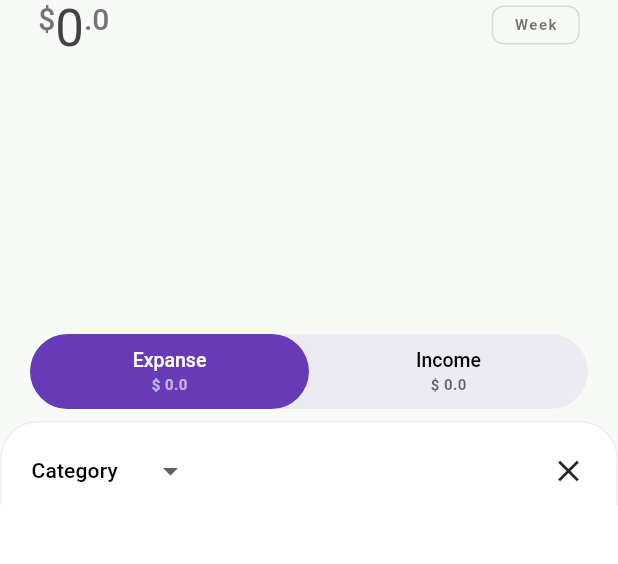
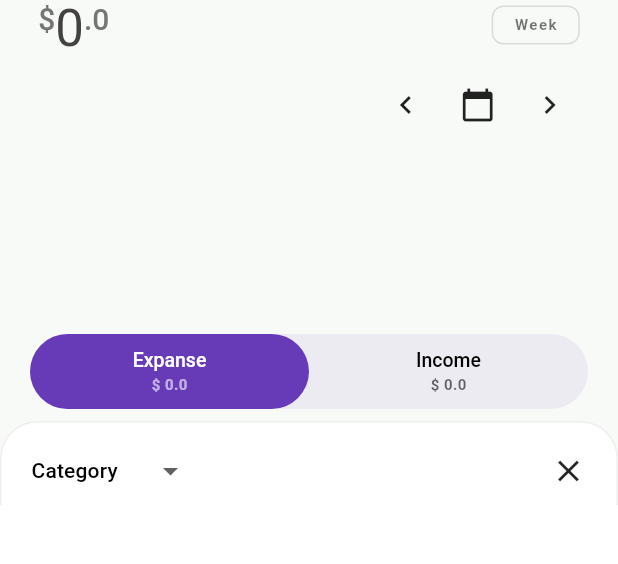
Before and after one commit to hasansujon786/waleti, a Flutter app: the screen it shows after launch, on a phone screen of 412 x 824 dp, the part 59-623 px from its top. Run offline on Flutter 3.47's test engine with Material 2 defaults, Android fonts, the phone set to English and light mode, and no system bars; our stand-ins replace cloud_firestore, firebase_auth, firebase_core, fl_chart, flutter_riverpod, google_sign_in and 2 more; accounts and stored records are empty; Roboto replaces fonts that are missing (rubik).

Commit message:
feat(WeekViewController): add week_view_controller

```diff
--- a/lib/controllers/controllers.dart
+++ b/lib/controllers/controllers.dart
@@ -1,2 +1,3 @@
 export 'auth_controller.dart';
 export 'transaction_list_controller.dart';
+export 'week_view_controller.dart';
--- a/lib/pages/home/widgets/sliver_header.dart
+++ b/lib/pages/home/widgets/sliver_header.dart
@@ -1,9 +1,9 @@
 import 'package:flutter/material.dart';
 import 'package:flutter_riverpod/flutter_riverpod.dart';
 
+import '../../../controllers/controllers.dart';
 import '../../../providers/providers.dart';
 import '../../../shared/ui/ui.dart';
-import '../../../shared/utils/dateTime_utils.dart';
 
 class SliverHeaderContent extends ConsumerWidget {
   final Color bg;
@@ -15,6 +15,7 @@ class SliverHeaderContent extends ConsumerWidget {
     final transactionListFilter = ref.watch(transactionListFilterProvider.state);
     final totalExpence = ref.watch(thisWeekTotalExpenceAmount);
     final totalIncome = ref.watch(thisWeekTotalIncomeAmount);
+    final currentWeekDates = ref.watch(weekViewControllerProvider);
 
     return transactionsRef.when(
       data: (transactions) => FlexibleSpaceBar(
@@ -25,7 +26,7 @@ class SliverHeaderContent extends ConsumerWidget {
             children: [
               Expanded(
                 child: LineChartWrapper(
-                  todayNameIndex: todayIndexFromWeek(),
+                  currentSelectedDates: currentWeekDates,
                   userTransactions: transactions,
                 ),
               ),
--- a/lib/shared/ui/line_chart_wrapper.dart
+++ b/lib/shared/ui/line_chart_wrapper.dart
@@ -1,17 +1,22 @@
 import 'package:flutter/material.dart';
+import 'package:flutter_riverpod/flutter_riverpod.dart';
 
+import '../../controllers/controllers.dart';
 import '../../extensions/date_time_extension.dart';
 import '../../models/models.dart';
+import '../../providers/providers.dart';
+import '../../shared/utils/utisls.dart';
 import 'ui.dart';
 
 class LineChartWrapper extends StatefulWidget {
-  final List<MyTransaction> userTransactions;
-  final int todayNameIndex;
   const LineChartWrapper({
     Key? key,
-    this.todayNameIndex = 0,
+    required this.currentSelectedDates,
     required this.userTransactions,
   }) : super(key: key);
+
+  final List<DateTime> currentSelectedDates;
+  final List<MyTransaction> userTransactions;
 
   @override
   State<StatefulWidget> createState() => LineChartWrapperState();
@@ -23,13 +28,7 @@ class LineChartWrapperState extends State<LineChartWrapper> {
   @override
   void initState() {
     super.initState();
-    _currentDayViewIndex = widget.todayNameIndex;
-  }
-
-  void updateCurrentDayViewIndex(int index) {
-    setState(() {
-      _currentDayViewIndex = index;
-    });
+    _currentDayViewIndex = weekIndex(DateTime.now());
   }
 
   double get totalSpendingOfWeek {
@@ -38,18 +37,13 @@ class LineChartWrapperState extends State<LineChartWrapper> {
 
   List<ChartBarItemDataOfDay> get groupedTransactionValues {
     final tileWidth = (MediaQuery.of(context).size.width - 8) / 7;
-    final rightSideIndex = 6 - widget.todayNameIndex;
-    final now = DateTime.now();
 
-    return List.generate(
-      7,
-      (index) {
-        final dateToCheck = now.subtract(Duration(days: index - rightSideIndex));
-        double totalsum = 0.0;
+    return widget.currentSelectedDates.map((dateToCheck) {
+      double sumOfDay = 0.0;
 
       for (var i = 0; i < widget.userTransactions.length; i++) {
         if (widget.userTransactions[i].createdAt.isSameDayAs(dateToCheck)) {
-            totalsum += widget.userTransactions[i].amount;
+          sumOfDay += widget.userTransactions[i].amount;
         }
       }
 
@@ -57,18 +51,27 @@ class LineChartWrapperState extends State<LineChartWrapper> {
         width: tileWidth,
         dateTime: dateToCheck,
         isToday: dateToCheck.isToday,
-          totalSpendingOfDay: totalsum,
-          spendignPercentace: totalsum / totalSpendingOfWeek,
+        totalSpendingOfDay: sumOfDay,
+        spendignPercentace: sumOfDay / totalSpendingOfWeek,
       );
-      },
-    ).reversed.toList();
+    }).toList();
+  }
+
+  void changeWeekBydiraction(bool isNext, WidgetRef ref, List<DateTime> currentWeek) {
+    if (isNext) {
+      ref.read(weekViewControllerProvider.notifier).getNextWeek(currentWeek);
+      // setState(() => _currentDayViewIndex = 0);
+    } else {
+      ref.read(weekViewControllerProvider.notifier).getPreviousWeek(currentWeek);
+      // setState(() => _currentDayViewIndex = currentWeek.length - 1);
+    }
   }
 
   @override
   Widget build(BuildContext context) {
     return AspectRatio(
       aspectRatio: 1.5, // 3/2
-      child: Container(
+      child: Padding(
         padding: const EdgeInsets.symmetric(horizontal: 6),
         child: Column(
           crossAxisAlignment: CrossAxisAlignment.stretch,
@@ -76,18 +79,53 @@ class LineChartWrapperState extends State<LineChartWrapper> {
             BillBoard(currentDaySelectedBalance: groupedTransactionValues[_currentDayViewIndex].totalSpendingOfDay),
             const SizedBox(height: 8),
             Expanded(
-              child: widget.userTransactions.isEmpty
-                  // if empty
+              child: Consumer(
+                builder: (context, ref, child) => Stack(
+                  children: [
+                    widget.userTransactions.isEmpty
                         ? const SizedBox()
                         : LineChartWeek(
                             currentDayViewIndex: _currentDayViewIndex,
-                      onUpdateViewIndex: updateCurrentDayViewIndex,
+                            onUpdateViewIndex: (int index, DateTime selecTedDate) {
+                              ref.read(currentSelectedDayProvider.state).state = selecTedDate;
+                              setState(() => _currentDayViewIndex = index);
+                            },
                             weeklyTransactionsData: groupedTransactionValues,
                           ),
-            ),
-            const SizedBox(height: 2),
+                    viewControls(ref),
                   ],
                 ),
+              ),
+            ),
+          ],
+        ),
+      ),
+    );
+  }
+
+  Align viewControls(WidgetRef ref) {
+    final curWeek = ref.watch(weekViewControllerProvider);
+    return Align(
+      alignment: Alignment.topRight,
+      child: Row(
+        mainAxisSize: MainAxisSize.min,
+        children: [
+          IconButton(
+            onPressed: () => changeWeekBydiraction(false, ref, curWeek),
+            icon: const Icon(Icons.chevron_left),
+          ),
+          IconButton(
+            onPressed: () {
+              ref.read(weekViewControllerProvider.notifier).getThisWeek();
+              setState(() => _currentDayViewIndex = weekIndex(DateTime.now()));
+            },
+            icon: const Icon(Icons.calendar_today),
+          ),
+          IconButton(
+            onPressed: () => changeWeekBydiraction(true, ref, curWeek),
+            icon: const Icon(Icons.chevron_right),
+          )
+        ],
       ),
     );
   }
--- a/lib/shared/utils/dateTime_utils.dart
+++ b/lib/shared/utils/dateTime_utils.dart
@@ -1,7 +1,10 @@
 import 'package:waleti/shared/utils/utisls.dart';
 
-int todayIndexFromWeek() {
+int weekIndex(DateTime date) {
   final days = ['Sun', 'Mon', 'Tue', 'Wed', 'Thu', 'Fri', 'Sat'];
-  final dayName = Formatters.dayName.format(DateTime.now());
-  return days.indexWhere((element) => element == dayName);
+  return days.indexWhere((e) => e == Formatters.dayName.format(date));
 }
+
+List<String> convertDates(List<DateTime> dates) {
+  return dates.map((e) => Formatters.monthDay.format(e)).toList();
+}
```
Also changed, not shown: lib/controllers/week_view_controller.dart (added, +31 -0 lines), lib/providers/week_view_provider.dart (+24 -7 lines), lib/shared/ui/line_chart.dart (+4 -12 lines). Lines whose indentation alone changed are shown as unchanged.
